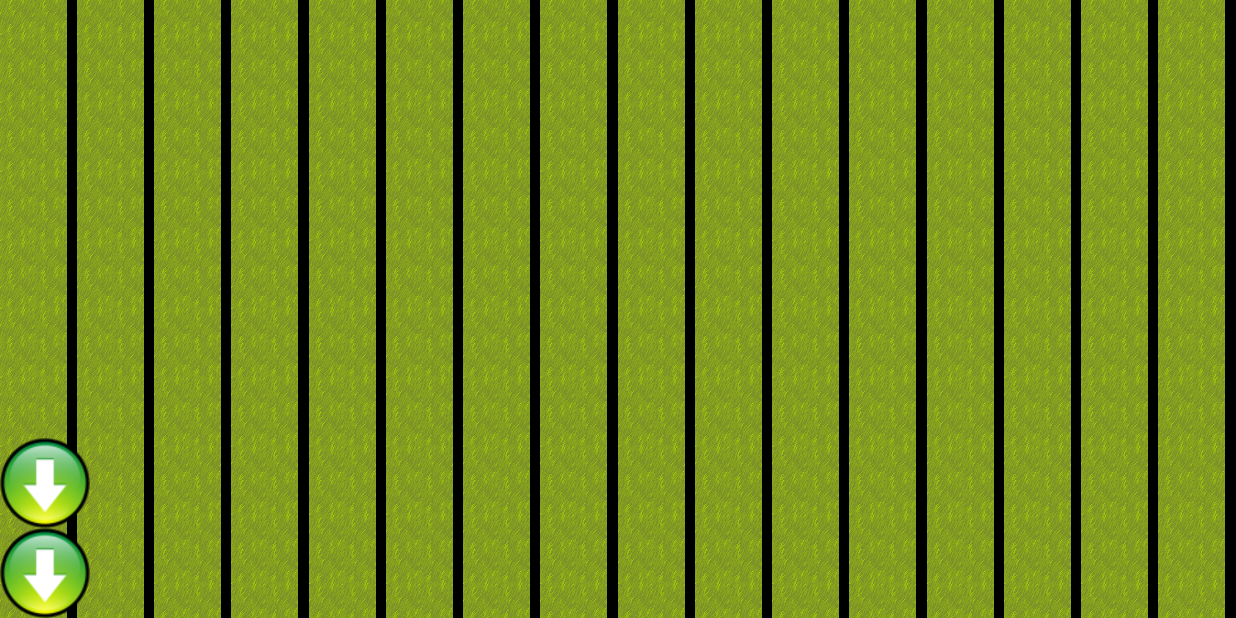
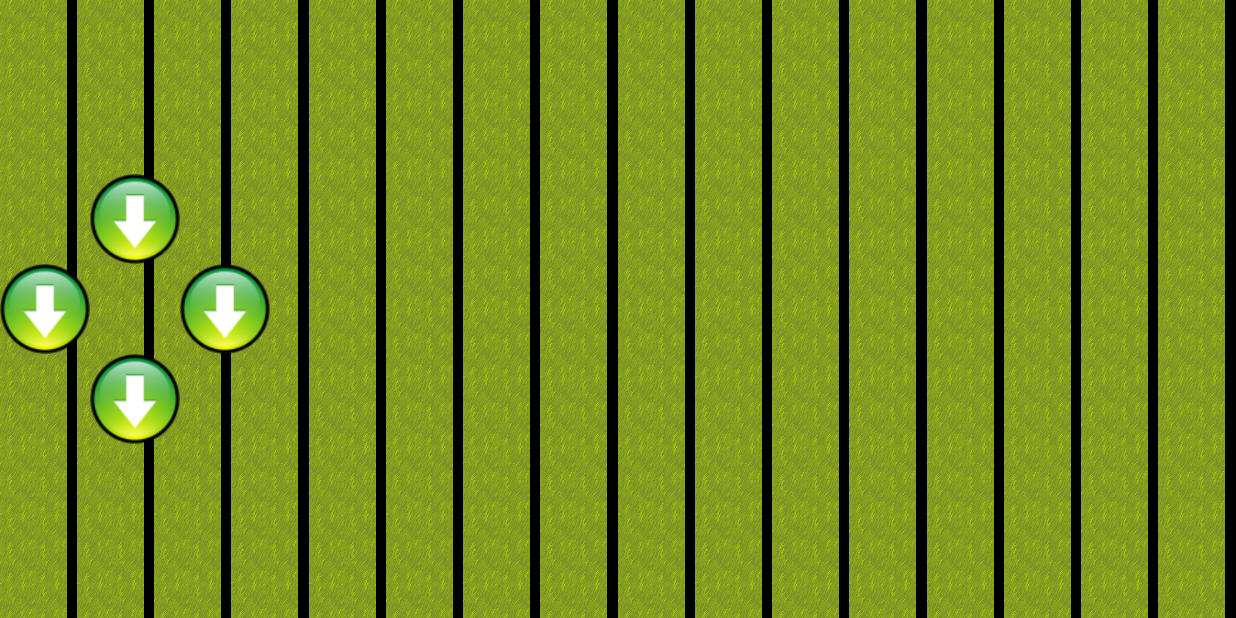
Before and after one commit to SavaStevanovic/CrossHairEngine, an Android app: the screen it shows after launch (MainActivity), on a phone screen of 824 x 412 dp (held sideways). Run offline under Robolectric (Android 15) with nearby library versions, the phone set to English and light mode, and no system bars.

Commit message:
Game,Server(InProgress):Added Button layout and changed server-client to work beather

```diff
--- a/CrossHairEngine/firstgame/src/main/java/com/crosshairengine/firstgame/engine/WebWeaverConnection.java
+++ /dev/null
@@ -1,49 +0,0 @@
-package com.crosshairengine.firstgame.engine;
-
-import android.os.AsyncTask;
-
-import java.io.BufferedReader;
-import java.io.IOException;
-import java.io.InputStreamReader;
-import java.io.PrintWriter;
-import java.net.InetSocketAddress;
-import java.net.Socket;
-
-/**
- * Created by Sava on 5/3/2017.
- */
-
-public class WebWeaverConnection implements Runnable {
-    String hostName = "192.168.0.1";
-    int portNumber = 4321;
-    PrintWriter out;
-    BufferedReader in;
-    BufferedReader stdIn;
-
-    public WebWeaverConnection() {
-    }
-
-    @Override
-    public void run() {
-        Socket echoSocket = null;
-        try {
-            echoSocket = new Socket();
-            echoSocket.connect(new InetSocketAddress(hostName, portNumber), 5000);
-            out = new PrintWriter(echoSocket.getOutputStream(), true);
-            in = new BufferedReader(new InputStreamReader(echoSocket.getInputStream()));
-            stdIn = new BufferedReader(new InputStreamReader(System.in));
-        } catch (Exception e) {
-            e.printStackTrace();
-        }
-
-        String userInput;
-        while ((userInput = "bzzzzzzzzzzz") != null) {
-            out.println(userInput);
-            try {
-                System.out.println("echo: " + in.readLine());
-            } catch (IOException e) {
-                e.printStackTrace();
-            }
-        }
-    }
-}
--- a/CrossHairEngine/firstgame/src/main/java/com/crosshairengine/firstgame/wolf_lair/MainActivity.java
+++ b/CrossHairEngine/firstgame/src/main/java/com/crosshairengine/firstgame/wolf_lair/MainActivity.java
@@ -1,33 +1,21 @@
 package com.crosshairengine.firstgame.wolf_lair;
 
-import android.graphics.Bitmap;
-import android.graphics.BitmapFactory;
 import android.os.Bundle;
 import android.support.v7.app.AppCompatActivity;
-import android.view.Menu;
-import android.view.MenuItem;
 import android.view.View;
 import android.view.Window;
 import android.view.WindowManager;
 import android.widget.Button;
-import android.widget.ImageButton;
-import android.widget.LinearLayout;
 import android.widget.RelativeLayout;
 
 import com.crosshairengine.firstgame.R;
 import com.crosshairengine.firstgame.engine.FlyClient;
-import com.crosshairengine.firstgame.engine.WebWeaverConnection;
-
-import java.util.HashMap;
 
 public class MainActivity extends AppCompatActivity {
     BattleField main;
-    //Server server;
 
     @Override
     protected void onCreate(Bundle savedInstanceState) {
-        WebWeaverConnection ww = new WebWeaverConnection();
-        //ww.run();
         super.onCreate(savedInstanceState);
         main = new BattleField(this);
         requestWindowFeature(Window.FEATURE_NO_TITLE);
@@ -35,11 +23,24 @@ public class MainActivity extends AppCompatActivity {
         setContentView(R.layout.content_main);
         RelativeLayout layout = (RelativeLayout) findViewById(R.id.overlay);
         layout.addView(main, 0);
-        Button buttonOne = (Button) findViewById(R.id.ImageButton01);
+        DirectionButton(R.id.ImageButtonUp,FlyClient.Direction.UP);
+    }
+
+    private void DirectionButton(int btnId, final FlyClient.Direction direction) {
+        Button buttonUp = (Button) findViewById(btnId);
+        buttonUp.setOnClickListener(new Button.OnClickListener() {
+            public void onClick(View v) {
+                new FlyClient(direction).execute();
+            }
+        });
+    }
+
+   /* private void buttoning() {
+        Button buttonOne = (Button) findViewById(R.id.ImageButtonUp);
         buttonOne.setOnClickListener(new Button.OnClickListener() {
             public void onClick(View v) {
                  new FlyClient().execute();
             }
         });
-    }
+    }*/
 }
--- a/CrossHairEngine/firstgame/src/main/res/layout/content_main.xml
+++ b/CrossHairEngine/firstgame/src/main/res/layout/content_main.xml
@@ -17,22 +17,45 @@
     <RelativeLayout
         android:id="@+id/underlay"
         android:layout_width="wrap_content"
-        android:layout_height="wrap_content">
+        android:layout_height="fill_parent"
+        android:gravity="center">
         <Button
-            android:id="@+id/ImageButton01"
+            android:id="@+id/ImageButtonUp"
             android:layout_width="60dp"
             android:layout_height="60dp"
-            android:layout_alignParentBottom="true"
+            android:background="@drawable/arrow_down"
+            android:clickable="true"
+            android:layout_toRightOf="@+id/ImageButtonLeft"
+            android:layout_toEndOf="@+id/ImageButtonLeft"
+           ></Button>
+        <Button
+            android:id="@+id/ImageButtonLeft"
+            android:layout_width="60dp"
+            android:layout_height="60dp"
+            android:background="@drawable/arrow_down"
+            android:clickable="true"
+            android:layout_below="@+id/ImageButtonUp" />
+        <Button
+            android:id="@+id/ImageButtonDown"
+            android:layout_width="60dp"
+            android:layout_height="60dp"
+            android:background="@drawable/arrow_down"
+            android:clickable="true"
+            android:layout_below="@+id/ImageButtonRight"
+            android:layout_toRightOf="@+id/ImageButtonLeft"
+            android:layout_toEndOf="@+id/ImageButtonLeft"></Button>
+
+        <Button
+            android:id="@+id/ImageButtonRight"
+            android:layout_width="60dp"
+            android:layout_height="60dp"
+            android:layout_centerVertical="true"
+            android:layout_alignBottom="@+id/ImageButtonLeft"
+            android:layout_toRightOf="@+id/ImageButtonDown"
             android:background="@drawable/arrow_down"
             android:clickable="true"></Button>
 
-        <Button
-            android:id="@+id/ImageButton02"
-            android:layout_width="60dp"
-            android:layout_height="60dp"
-            android:layout_above="@+id/ImageButton01"
-            android:background="@drawable/arrow_down"
-            android:clickable="true"></Button>
+
     </RelativeLayout>
 
 
```
Also changed, not shown: CrossHairEngine/firstgame/src/main/java/com/crosshairengine/firstgame/engine/FlyClient.java (+71 -22 lines), 13 other files.
